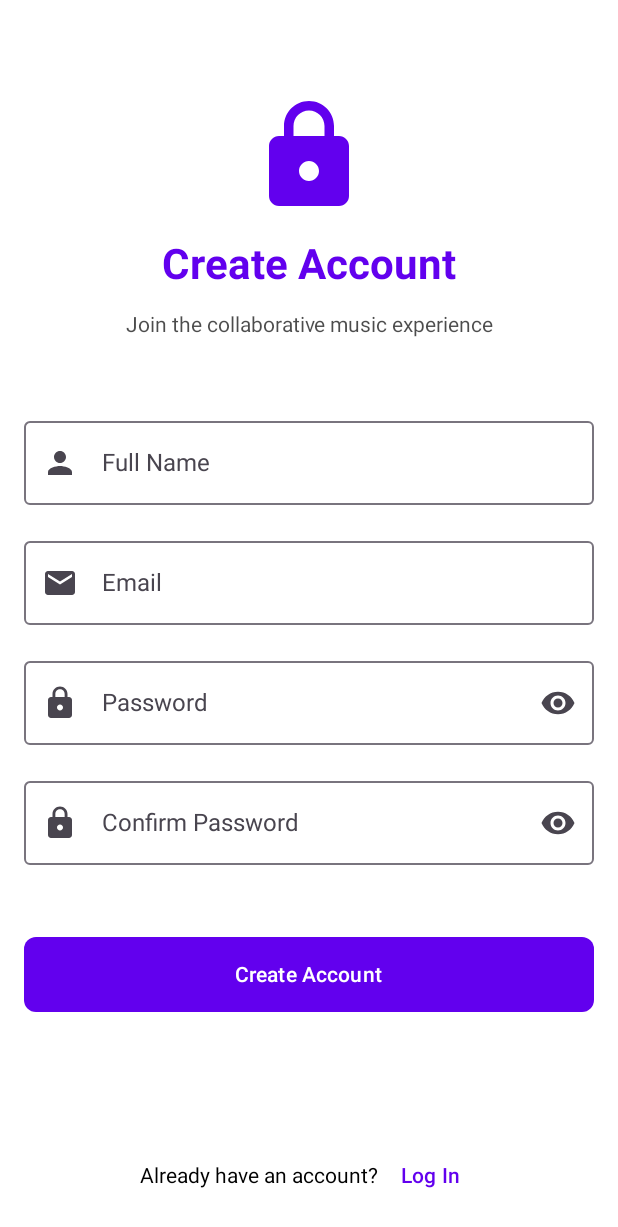
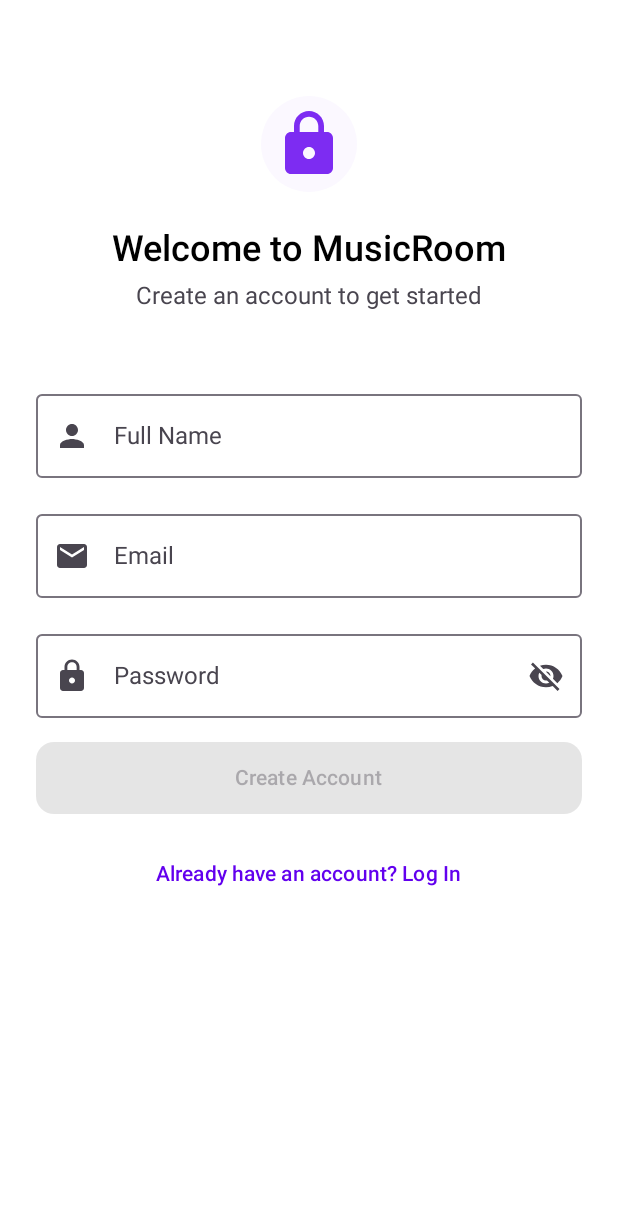
Before and after one commit to adiouane/music-room, an Android app built with Jetpack Compose: the screen it shows after launch (MainActivity), after a tap on "Sign Up", on a phone screen of 412 x 824 dp. Shown: the top 1227 px of the screen. Run offline under Robolectric (Android 15) with nearby library versions, the phone set to English and light mode, and no system bars; our stand-ins replace Dagger/Hilt's generated code.

Commit message:
Refactor authentication flow and UI components for improved user experience

```diff
--- a/app/src/main/java/com/example/musicroom/MainActivity.kt
+++ b/app/src/main/java/com/example/musicroom/MainActivity.kt
@@ -6,20 +6,17 @@ import androidx.activity.compose.setContent
 import androidx.compose.foundation.layout.fillMaxSize
 import androidx.compose.material3.MaterialTheme
 import androidx.compose.material3.Surface
-import androidx.compose.material3.Text
+import androidx.compose.runtime.Composable
+import androidx.compose.ui.Modifier
+import androidx.hilt.navigation.compose.hiltViewModel
 import androidx.compose.runtime.collectAsState
 import androidx.compose.runtime.getValue
-import androidx.compose.ui.Modifier
-import androidx.compose.foundation.layout.padding
-import androidx.compose.material3.Scaffold
-import androidx.compose.runtime.Composable
-import androidx.compose.ui.unit.dp
-import androidx.hilt.navigation.compose.hiltViewModel
 import com.example.musicroom.data.models.User
+import com.example.musicroom.presentation.auth.AuthContainer
+import com.example.musicroom.presentation.auth.AuthViewModel
+import com.example.musicroom.presentation.main.MainContent
 import com.example.musicroom.presentation.theme.MusicRoomTheme
 import dagger.hilt.android.AndroidEntryPoint
-import com.example.musicroom.presentation.auth.AuthViewModel
-import com.example.musicroom.presentation.auth.AuthContainer
 
 @AndroidEntryPoint
 class MainActivity : ComponentActivity() {
@@ -31,42 +28,29 @@ class MainActivity : ComponentActivity() {
                     modifier = Modifier.fillMaxSize(),
                     color = MaterialTheme.colorScheme.background
                 ) {
-                    val viewModel: AuthViewModel = hiltViewModel()
-                    val authState by viewModel.authState.collectAsState()
-
-                    if (authState.user != null) {
-                        // User is logged in, show main app content
-                        MainContent(user = authState.user!!)
-                    } else {
-                        // User is not logged in, show auth container
-                        AuthContainer(
-                            onLoginSuccess = {
-                                // This will be handled by the viewModel updating the authState
-                            }
-                        )
-                    }
+                    AppContent()
                 }
             }
         }
     }
 }
 
-// Add the MainContent composable function
 @Composable
-fun MainContent(user: User) {
-    Scaffold { paddingValues ->
-        Surface(
-            modifier = Modifier
-                .fillMaxSize()
-                .padding(paddingValues)
-        ) {
-            // This is a placeholder for the main app content
-            // You'll replace this with your actual app navigation and content
-            Text(
-                text = "Welcome, ${user.name}!",
-                style = MaterialTheme.typography.headlineMedium,
-                modifier = Modifier.padding(16.dp)
-            )
-        }
+fun AppContent() {
+    val viewModel: AuthViewModel = hiltViewModel()
+    val authState by viewModel.authState.collectAsState()
+
+    if (authState.user != null) {
+        // User is logged in, show main app content
+        MainContent(user = authState.user!!)
+    } else {
+        // User is not logged in, show auth container
+        AuthContainer(
+            onLoginSuccess = { user ->
+                // Handle login success, e.g., navigate to main content
+                // This is handled in the AuthContainer via the viewModel
+            }
+        )
+        // No need to pass onLoginSuccess as the viewModel will handle state updates
     }
 }
--- a/app/src/main/java/com/example/musicroom/presentation/auth/AuthContainer.kt
+++ b/app/src/main/java/com/example/musicroom/presentation/auth/AuthContainer.kt
@@ -15,7 +15,7 @@ import androidx.hilt.navigation.compose.hiltViewModel
  */
 @Composable
 fun AuthContainer(
-    onLoginSuccess: () -> Unit,
+    onLoginSuccess: (Any?) -> Unit,
     viewModel: AuthViewModel = hiltViewModel()
 ) {
     var isLoginMode by remember { mutableStateOf(true) }
@@ -25,7 +25,9 @@ fun AuthContainer(
     // Handle login success
     LaunchedEffect(authState.user) {
         if (authState.user != null) {
-            onLoginSuccess()
+            onLoginSuccess(
+                authState.user // Pass the user object to the callback
+            )
         }
     }
 
--- a/app/src/main/java/com/example/musicroom/presentation/auth/SignUpScreen.kt
+++ b/app/src/main/java/com/example/musicroom/presentation/auth/SignUpScreen.kt
@@ -7,216 +7,171 @@ import androidx.compose.material.icons.Icons
 import androidx.compose.material.icons.filled.Email
 import androidx.compose.material.icons.filled.Lock
 import androidx.compose.material.icons.filled.Person
-import androidx.compose.material.icons.filled.RemoveRedEye
 import androidx.compose.material3.*
 import androidx.compose.runtime.*
 import androidx.compose.ui.Alignment
 import androidx.compose.ui.Modifier
+import androidx.compose.ui.graphics.vector.ImageVector
 import androidx.compose.ui.text.input.ImeAction
 import androidx.compose.ui.text.input.KeyboardType
-import androidx.compose.ui.text.input.PasswordVisualTransformation
-import androidx.compose.ui.text.input.VisualTransformation
-import androidx.compose.ui.text.style.TextAlign
 import androidx.compose.ui.unit.dp
+import com.example.musicroom.presentation.auth.components.PasswordTextField
 
 @Composable
 fun SignUpScreen(
     onSignUpClick: (name: String, email: String, password: String) -> Unit,
     onBackToLoginClick: () -> Unit
 ) {
-    var name by remember { mutableStateOf("") }
-    var email by remember { mutableStateOf("") }
-    var password by remember { mutableStateOf("") }
-    var confirmPassword by remember { mutableStateOf("") }
-    var passwordVisible by remember { mutableStateOf(false) }
-    var confirmPasswordVisible by remember { mutableStateOf(false) }
+    var signUpState by remember { mutableStateOf(SignUpFormState()) }
 
     Column(
         modifier = Modifier
             .fillMaxSize()
-            .padding(16.dp),
+            .padding(24.dp),
         horizontalAlignment = Alignment.CenterHorizontally,
         verticalArrangement = Arrangement.spacedBy(16.dp)
     ) {
-        Spacer(modifier = Modifier.height(32.dp))
+        SignUpHeader()
+        SignUpForm(
+            state = signUpState,
+            onStateChange = { signUpState = it }
+        )
+        SignUpButton(
+            state = signUpState,
+            onSignUpClick = onSignUpClick
+        )
+        LoginLink(onBackToLoginClick)
+    }
+}
 
-        // App logo placeholder
+@Composable
+private fun SignUpHeader() {
+    Column(
+        horizontalAlignment = Alignment.CenterHorizontally,
+        verticalArrangement = Arrangement.spacedBy(16.dp),
+        modifier = Modifier.padding(vertical = 32.dp)
+    ) {
+        Box(
+            modifier = Modifier
+                .size(80.dp)
+                .padding(8.dp),
+            contentAlignment = Alignment.Center
+        ) {
             Icon(
                 imageVector = Icons.Filled.Lock,
-            contentDescription = "App Logo",
-            modifier = Modifier.size(80.dp),
+                contentDescription = null,
+                modifier = Modifier.size(48.dp),
                 tint = MaterialTheme.colorScheme.primary
             )
+            Surface(
+                modifier = Modifier.size(80.dp),
+                shape = RoundedCornerShape(40.dp),
+                color = MaterialTheme.colorScheme.primaryContainer.copy(alpha = 0.2f)
+            ) {}
+        }
 
+        Column(
+            horizontalAlignment = Alignment.CenterHorizontally,
+            verticalArrangement = Arrangement.spacedBy(8.dp)
+        ) {
             Text(
-            text = "Create Account",
-            style = MaterialTheme.typography.headlineLarge,
-            color = MaterialTheme.colorScheme.primary
+                text = "Welcome to MusicRoom",
+                style = MaterialTheme.typography.headlineMedium,
+                color = MaterialTheme.colorScheme.onBackground
+            )
+            Text(
+                text = "Create an account to get started",
+                style = MaterialTheme.typography.bodyLarge,
+                color = MaterialTheme.colorScheme.onSurfaceVariant
+            )
+        }
+    }
+}
+
+@Composable
+private fun SignUpForm(
+    state: SignUpFormState,
+    onStateChange: (SignUpFormState) -> Unit
+) {
+    CustomTextField(
+        value = state.name,
+        onValueChange = { onStateChange(state.copy(name = it)) },
+        label = "Full Name",
+        icon = Icons.Default.Person
     )
 
-        Text(
-            text = "Join the collaborative music experience",
-            style = MaterialTheme.typography.bodyMedium,
-            textAlign = TextAlign.Center,
-            color = MaterialTheme.colorScheme.onBackground.copy(alpha = 0.7f)
+    CustomTextField(
+        value = state.email,
+        onValueChange = { onStateChange(state.copy(email = it)) },
+        label = "Email",
+        icon = Icons.Default.Email,
+        keyboardType = KeyboardType.Email
     )
 
-        Spacer(modifier = Modifier.height(16.dp))
-
-        // Name field
-        OutlinedTextField(
-            value = name,
-            onValueChange = { name = it },
-            label = { Text("Full Name") },
-            leadingIcon = {
-                Icon(
-                    imageVector = Icons.Default.Person,
-                    contentDescription = "Name"
-                )
-            },
-            keyboardOptions = KeyboardOptions.Default.copy(
-                imeAction = ImeAction.Next
-            ),
-            modifier = Modifier.fillMaxWidth(),
-            colors = OutlinedTextFieldDefaults.colors(
-                focusedTextColor = MaterialTheme.colorScheme.onSurface,
-                unfocusedTextColor = MaterialTheme.colorScheme.onSurface,
-                cursorColor = MaterialTheme.colorScheme.primary,
-                focusedBorderColor = MaterialTheme.colorScheme.primary,
-                unfocusedBorderColor = MaterialTheme.colorScheme.outline,
-            )
-        )
-
-        // Email field
-        OutlinedTextField(
-            value = email,
-            onValueChange = { email = it },
-            label = { Text("Email") },
-            leadingIcon = {
-                Icon(
-                    imageVector = Icons.Default.Email,
-                    contentDescription = "Email"
-                )
-            },
-            keyboardOptions = KeyboardOptions.Default.copy(
-                keyboardType = KeyboardType.Email,
-                imeAction = ImeAction.Next
-            ),
-            modifier = Modifier.fillMaxWidth(),
-            colors = OutlinedTextFieldDefaults.colors(
-                focusedTextColor = MaterialTheme.colorScheme.onSurface,
-                unfocusedTextColor = MaterialTheme.colorScheme.onSurface,
-                cursorColor = MaterialTheme.colorScheme.primary,
-                focusedBorderColor = MaterialTheme.colorScheme.primary,
-                unfocusedBorderColor = MaterialTheme.colorScheme.outline,
-            )
-        )
-
-        // Password field
-        OutlinedTextField(
-            value = password,
-            onValueChange = { password = it },
-            label = { Text("Password") },
-            leadingIcon = {
-                Icon(
-                    imageVector = Icons.Default.Lock,
-                    contentDescription = "Password"
-                )
-            },
-            trailingIcon = {
-                IconButton(onClick = { passwordVisible = !passwordVisible }) {
-                    Icon(
-                        imageVector = Icons.Default.RemoveRedEye,
-                        contentDescription = if (passwordVisible) "Hide password" else "Show password"
+    var passwordVisible by remember { mutableStateOf(false) }
+    PasswordTextField(
+        value = state.password,
+        onValueChange = { onStateChange(state.copy(password = it)) },
+        label = "Password",
+        passwordVisible = passwordVisible,
+        onTogglePasswordVisibility = { passwordVisible = !passwordVisible },
+        imeAction = ImeAction.Done,
     )
 }
-            },
-            visualTransformation = if (passwordVisible) VisualTransformation.None else PasswordVisualTransformation(),
-            keyboardOptions = KeyboardOptions.Default.copy(
-                keyboardType = KeyboardType.Password,
-                imeAction = ImeAction.Next
-            ),
-            modifier = Modifier.fillMaxWidth(),
-            colors = OutlinedTextFieldDefaults.colors(
-                focusedTextColor = MaterialTheme.colorScheme.onSurface,
-                unfocusedTextColor = MaterialTheme.colorScheme.onSurface,
-                cursorColor = MaterialTheme.colorScheme.primary,
-                focusedBorderColor = MaterialTheme.colorScheme.primary,
-                unfocusedBorderColor = MaterialTheme.colorScheme.outline,
-            )
-        )
 
-        // Confirm Password field
-        OutlinedTextField(
-            value = confirmPassword,
-            onValueChange = { confirmPassword = it },
-            label = { Text("Confirm Password") },
-            leadingIcon = {
-                Icon(
-                    imageVector = Icons.Default.Lock,
-                    contentDescription = "Confirm Password"
-                )
-            },
-            trailingIcon = {
-                IconButton(onClick = { confirmPasswordVisible = !confirmPasswordVisible }) {
-                    Icon(
-                        imageVector = Icons.Default.RemoveRedEye,
-                        contentDescription = if (confirmPasswordVisible) "Hide password" else "Show password"
-                    )
-                }
-            },
-            visualTransformation = if (confirmPasswordVisible) VisualTransformation.None else PasswordVisualTransformation(),
-            keyboardOptions = KeyboardOptions.Default.copy(
-                keyboardType = KeyboardType.Password,
-                imeAction = ImeAction.Done
-            ),
-            modifier = Modifier.fillMaxWidth(),
-            colors = OutlinedTextFieldDefaults.colors(
-                focusedTextColor = MaterialTheme.colorScheme.onSurface,
-                unfocusedTextColor = MaterialTheme.colorScheme.onSurface,
-                cursorColor = MaterialTheme.colorScheme.primary,
-                focusedBorderColor = MaterialTheme.colorScheme.primary,
-                unfocusedBorderColor = MaterialTheme.colorScheme.outline,
-            )
-        )
-
-        Spacer(modifier = Modifier.height(16.dp))
-
-        // Sign Up button
+@Composable
+private fun SignUpButton(
+    state: SignUpFormState,
+    onSignUpClick: (String, String, String) -> Unit
+) {
     Button(
         onClick = {
-                // Basic validation
-                if (password == confirmPassword && name.isNotBlank() && email.isNotBlank() && password.isNotBlank()) {
-                    onSignUpClick(name, email, password)
+            if (state.isValid()) {
+                onSignUpClick(state.name, state.email, state.password)
             }
-                // In a real app, you'd want to show validation errors
         },
         modifier = Modifier
             .fillMaxWidth()
-                .height(50.dp),
-            shape = RoundedCornerShape(8.dp),
-            colors = ButtonDefaults.buttonColors(
-                containerColor = MaterialTheme.colorScheme.primary
-            )
+            .height(48.dp),
+        shape = RoundedCornerShape(12.dp),
+        enabled = state.isValid()
     ) {
         Text("Create Account")
     }
+}
 
-        Spacer(modifier = Modifier.weight(1f))
-
-        // Back to login link
-        Row(
-            modifier = Modifier.fillMaxWidth(),
-            horizontalArrangement = Arrangement.Center,
-            verticalAlignment = Alignment.CenterVertically
-        ) {
-            Text(
-                text = "Already have an account? ",
-                style = MaterialTheme.typography.bodyMedium
-            )
+@Composable
+private fun LoginLink(onBackToLoginClick: () -> Unit) {
     TextButton(onClick = onBackToLoginClick) {
-                Text("Log In")
+        Text("Already have an account? Log In")
     }
 }
+
+@Composable
+private fun CustomTextField(
+    value: String,
+    onValueChange: (String) -> Unit,
+    label: String,
+    icon: ImageVector,
+    keyboardType: KeyboardType = KeyboardType.Text
+) {
+    OutlinedTextField(
+        value = value,
+        onValueChange = onValueChange,
+        label = { Text(label) },
+        leadingIcon = { Icon(icon, null) },
+        keyboardOptions = KeyboardOptions(keyboardType = keyboardType),
+        modifier = Modifier.fillMaxWidth(),
+        singleLine = true
+    )
 }
+
+private data class SignUpFormState(
+    val name: String = "",
+    val email: String = "",
+    val password: String = ""
+) {
+    fun isValid() = name.isNotBlank() &&
+                    email.isNotBlank() &&
+                    password.length >= 6
 }
--- a/app/src/main/java/com/example/musicroom/presentation/auth/components/AuthComponents.kt
+++ b/app/src/main/java/com/example/musicroom/presentation/auth/components/AuthComponents.kt
@@ -4,7 +4,6 @@ import androidx.compose.foundation.layout.fillMaxWidth
 import androidx.compose.foundation.layout.height
 import androidx.compose.foundation.layout.padding
 import androidx.compose.foundation.layout.size
-import androidx.compose.foundation.layout.width
 import androidx.compose.foundation.text.KeyboardOptions
 import androidx.compose.material.icons.Icons
 import androidx.compose.material.icons.filled.Email
@@ -24,7 +23,6 @@ import androidx.compose.material3.OutlinedTextFieldDefaults
 import androidx.compose.material3.Text
 import androidx.compose.runtime.Composable
 import androidx.compose.ui.Modifier
-import androidx.compose.ui.graphics.Color
 import androidx.compose.ui.graphics.vector.ImageVector
 import androidx.compose.ui.res.painterResource
 import androidx.compose.ui.text.input.ImeAction
@@ -120,7 +118,7 @@ fun PasswordTextField(
         label = label,
         leadingIcon = Icons.Default.Lock,
         trailingIcon = {
-            IconButton(onClick = onTogglePasswordVisibility) {
+            IconButton(onClick = onTogglePasswordVisibility, enabled = true) {
                 Icon(
                     imageVector = if (passwordVisible) Icons.Default.Visibility else Icons.Default.VisibilityOff,
                     contentDescription = if (passwordVisible) "Hide password" else "Show password"
@@ -134,6 +132,7 @@ fun PasswordTextField(
         )
     )
 }
+
 
 @Composable
 fun AuthButton(
--- a/app/src/main/java/com/example/musicroom/presentation/auth/login.kt
+++ b/app/src/main/java/com/example/musicroom/presentation/auth/login.kt
@@ -1,6 +1,5 @@
 package com.example.musicroom.presentation.auth
 
-import androidx.compose.foundation.Image
 import androidx.compose.foundation.BorderStroke
 import androidx.compose.foundation.shape.RoundedCornerShape
 import androidx.compose.foundation.layout.*
@@ -111,48 +110,44 @@ private fun HeaderSection(modifier: Modifier = Modifier) {
         horizontalAlignment = Alignment.CenterHorizontally,
         modifier = modifier.fillMaxWidth()
     ) {
-        // Hero Image with App Logo
         Box(
             modifier = Modifier
                 .fillMaxWidth()
-                .height(300.dp)
+                .height(200.dp)
         ) {
-            // Background hero image
-            Image(
-                painter = painterResource(id = R.drawable.hero),
-                contentDescription = "Music Room Hero Image",
+            // App branding overlay
+            Column(
                 modifier = Modifier
-                    .fillMaxWidth()
-                    .fillMaxHeight(),
-                contentScale = ContentScale.FillBounds
-            )
+                    .align(Alignment.Center)
+                    .padding(16.dp),
+                horizontalAlignment = Alignment.CenterHorizontally
+            ) {
+                Icon(
+                    imageVector = Icons.Default.MusicNote,
+                    contentDescription = "App Logo",
+                    modifier = Modifier.size(64.dp),
+                    tint = MaterialTheme.colorScheme.primary
+                )
+
+                Text(
+                    text = "Music Room",
+                    style = MaterialTheme.typography.headlineLarge,
+                    fontWeight = FontWeight.Bold,
+                    color = MaterialTheme.colorScheme.onSurface
+                )
+
+                Text(
+                    text = "Connect through music",
+                    style = MaterialTheme.typography.bodyLarge,
+                    color = MaterialTheme.colorScheme.onSurface.copy(alpha = 0.7f),
+                    modifier = Modifier.padding(top = 8.dp)
+                )
+            }
         }
-
-
-
-
     }
 }
 
-@Composable
-private fun FeatureIcon(icon: ImageVector, label: String) {
-    Column(
-        horizontalAlignment = Alignment.CenterHorizontally,
-        modifier = Modifier.padding(horizontal = 8.dp)
-    ) {
-        Icon(
-            imageVector = icon,
-            contentDescription = label,
-            modifier = Modifier.size(24.dp),
-            tint = MaterialTheme.colorScheme.primary
-        )
-        Text(
-            text = label,
-            style = MaterialTheme.typography.labelSmall,
-            color = MaterialTheme.colorScheme.onBackground.copy(alpha = 0.7f)
-        )
-    }
-}
+
 
 @Composable
 private fun LoginForm(
--- a/app/src/main/java/com/example/musicroom/presentation/home/HomeScreen.kt
+++ b/app/src/main/java/com/example/musicroom/presentation/home/HomeScreen.kt
@@ -0,0 +1,31 @@
+package com.example.musicroom.presentation.main
+
+import androidx.compose.foundation.layout.fillMaxSize
+import androidx.compose.foundation.layout.padding
+import androidx.compose.material3.MaterialTheme
+import androidx.compose.material3.Scaffold
+import androidx.compose.material3.Surface
+import androidx.compose.material3.Text
+import androidx.compose.runtime.Composable
+import androidx.compose.ui.Modifier
+import androidx.compose.ui.unit.dp
+import com.example.musicroom.data.models.User
+
+@Composable
+fun MainContent(user: User) {
+    Scaffold { paddingValues ->
+        Surface(
+            modifier = Modifier
+                .fillMaxSize()
+                .padding(paddingValues)
+        ) {
+            // This is a placeholder for the main app content
+            // You'll replace this with your actual app navigation and content
+            Text(
+                text = "Welcome, ${user.name}!",
+                style = MaterialTheme.typography.headlineMedium,
+                modifier = Modifier.padding(16.dp)
+            )
+        }
+    }
+}
```
Lines whose indentation alone changed are shown as unchanged.
